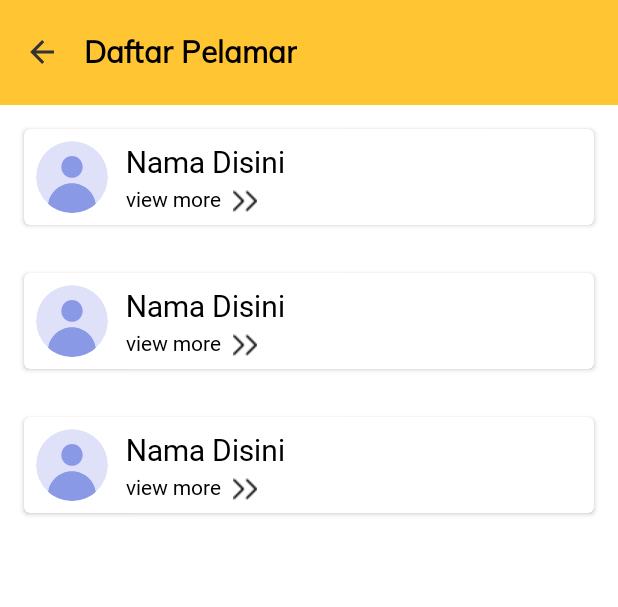
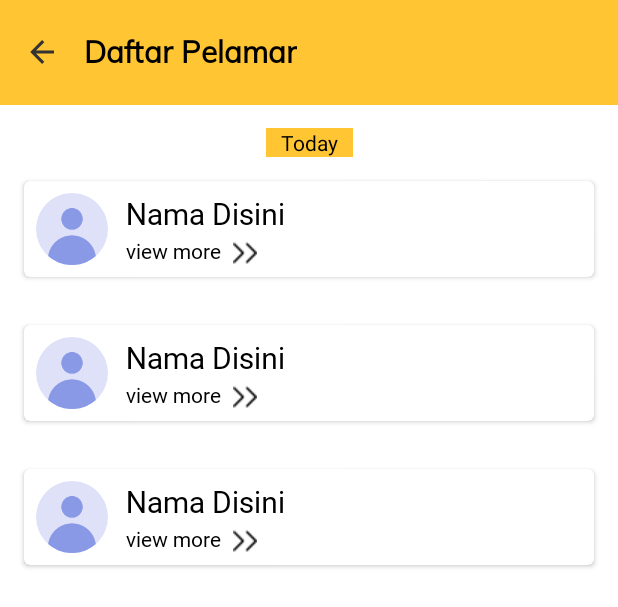
Before and after one commit to RamdanRohendi/SOGUR, an Android app: the layout activity_perusahaan_daftar_pelamar.xml on its own in the app's theme, with its tools: preview values and no code run, on a phone screen of 412 x 824 dp. Shown: the top 607 px of the screen. Run offline under Robolectric (Android 15) with nearby library versions, the light colour scheme and no system bars.

Commit message:
Detail Daftar Pelamar

```diff
--- a/app/src/main/AndroidManifest.xml
+++ b/app/src/main/AndroidManifest.xml
@@ -19,10 +19,11 @@
         android:roundIcon="@mipmap/ic_launcher_round"
         android:supportsRtl="true"
         android:theme="@style/Theme.SolusiNganggur">
+        <activity android:name=".PerusahaanDetailDaftarPelamarActivity"></activity>
         <activity
             android:name=".PerusahaanDaftarPelamarActivity"
             android:label="@string/title_activity_perusahaan_daftar_pelamar"
-            android:theme="@style/Theme.SolusiNganggur.NoActionBar"></activity>
+            android:theme="@style/Theme.SolusiNganggur.NoActionBar" />
         <activity android:name=".PerusahaanMenuActivity" />
         <!--
              The API key for Google Maps-based APIs is defined as a string resource.
--- a/app/src/main/res/layout/activity_perusahaan_daftar_pelamar.xml
+++ b/app/src/main/res/layout/activity_perusahaan_daftar_pelamar.xml
@@ -3,7 +3,8 @@
     xmlns:app="http://schemas.android.com/apk/res-auto"
     xmlns:tools="http://schemas.android.com/tools"
     android:layout_width="match_parent"
-    android:layout_height="match_parent">
+    android:layout_height="match_parent"
+    tools:context=".PerusahaanDaftarPelamarActivity">
 
     <RelativeLayout
         android:id="@+id/navbar"
@@ -35,6 +36,24 @@
             android:textColor="#000000"
             android:textSize="20dp"
             android:textStyle="bold" />
+    </RelativeLayout>
+
+    <RelativeLayout
+        android:id="@+id/date"
+        android:layout_width="wrap_content"
+        android:layout_height="wrap_content"
+        android:background="@color/yellow_lighter"
+        app:layout_constraintLeft_toLeftOf="parent"
+        app:layout_constraintRight_toRightOf="parent"
+        app:layout_constraintTop_toBottomOf="@+id/navbar"
+        android:layout_marginTop="15dp">
+
+        <TextView
+            android:layout_width="wrap_content"
+            android:layout_height="wrap_content"
+            android:text="   Today   "
+            android:textColor="#000000"
+            android:layout_centerHorizontal="true"/>
 
     </RelativeLayout>
 
@@ -43,7 +62,7 @@
         android:layout_height="wrap_content"
         app:layout_constraintLeft_toLeftOf="parent"
         app:layout_constraintRight_toRightOf="parent"
-        app:layout_constraintTop_toBottomOf="@id/navbar"
+        app:layout_constraintTop_toBottomOf="@id/date"
         tools:listitem="@layout/item_list_perusahaan_daftar_pelamar" />
 
 
--- a/app/src/main/res/layout/item_list_perusahaan_daftar_pelamar.xml
+++ b/app/src/main/res/layout/item_list_perusahaan_daftar_pelamar.xml
@@ -5,9 +5,7 @@
     android:layout_width="match_parent"
     android:layout_height="wrap_content"
     android:layout_margin="16dp"
-    app:cardCornerRadius="4dp"
-    app:layout_constraintLeft_toLeftOf="parent"
-    app:layout_constraintRight_toRightOf="parent">
+    app:cardCornerRadius="4dp">
 
     <androidx.constraintlayout.widget.ConstraintLayout
         android:id="@+id/list_accept"
@@ -25,7 +23,6 @@
             app:layout_constraintLeft_toLeftOf="parent"
             tools:ignore="MissingConstraints" />
 
-
         <TextView
             android:id="@+id/nama"
             android:layout_width="wrap_content"
@@ -36,7 +33,7 @@
             android:textSize="20dp"
             android:layout_marginLeft="12dp"
             app:layout_constraintLeft_toRightOf="@+id/foto_profile"
-            app:layout_constraintTop_toTopOf="parent" />
+            app:layout_constraintTop_toTopOf="parent"/>
 
         <TextView
             android:id="@+id/viewmore"
```
Also changed, not shown: app/src/main/java/com/example/solusinganggur/PerusahaanDetailDaftarPelamarActivity.java (added, +19 -0 lines), app/src/main/res/layout/activity_perusahaan_detail_daftar_pelamar.xml (added, +158 -0 lines).
